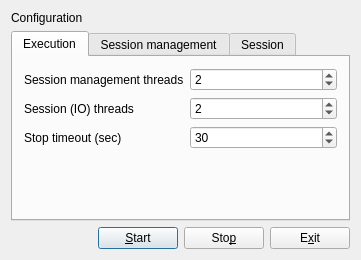
Before: the Qt Designer form src/ma/echo/server/qt/mainform.ui in mabrarov/asio_samples, drawn with Qt 5.
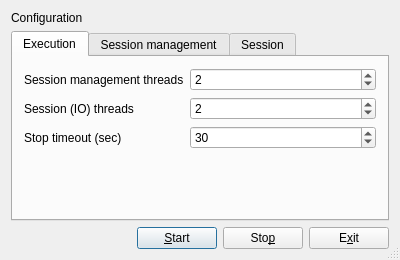
After: the same form once the commit is applied.

Patch:
```diff
--- a/src/ma/echo/server/qt/mainform.ui
+++ b/src/ma/echo/server/qt/mainform.ui
@@ -6,13 +6,16 @@
    <rect>
     <x>0</x>
     <y>0</y>
-    <width>342</width>
+    <width>400</width>
     <height>237</height>
    </rect>
   </property>
   <property name="windowTitle">
    <string>Qt Echo Server</string>
   </property>
+  <property name="sizeGripEnabled">
+   <bool>true</bool>
+  </property>
   <layout class="QVBoxLayout" name="mainLayout">
    <item>
     <widget class="QLabel" name="configurationLabel">
```
